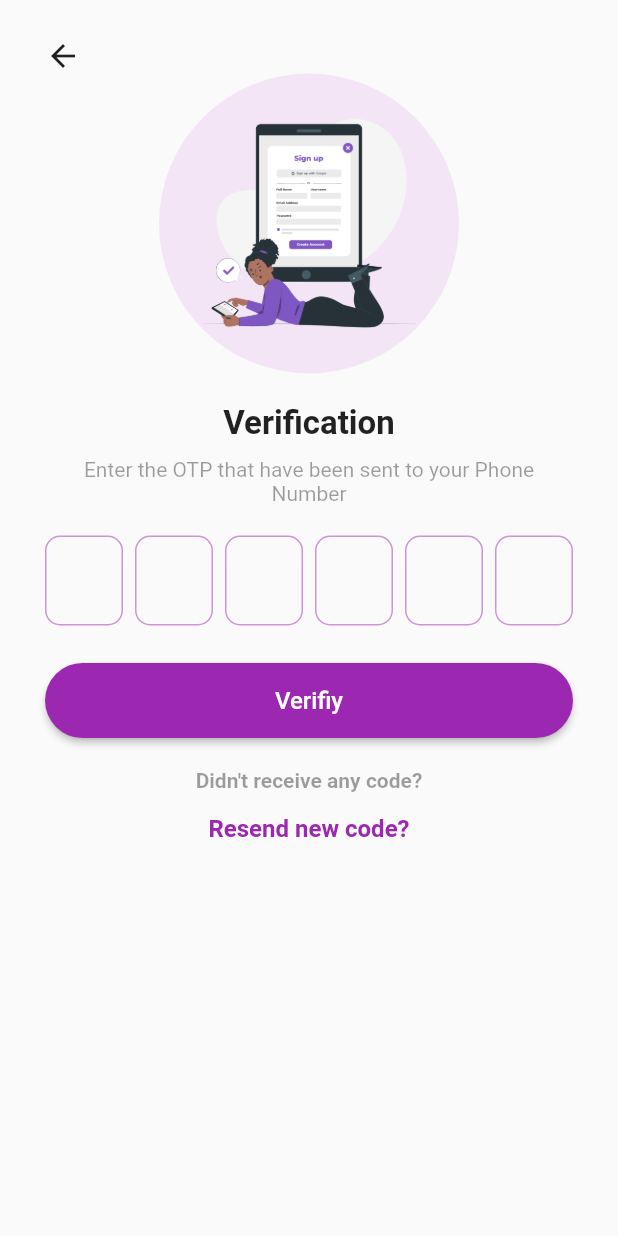
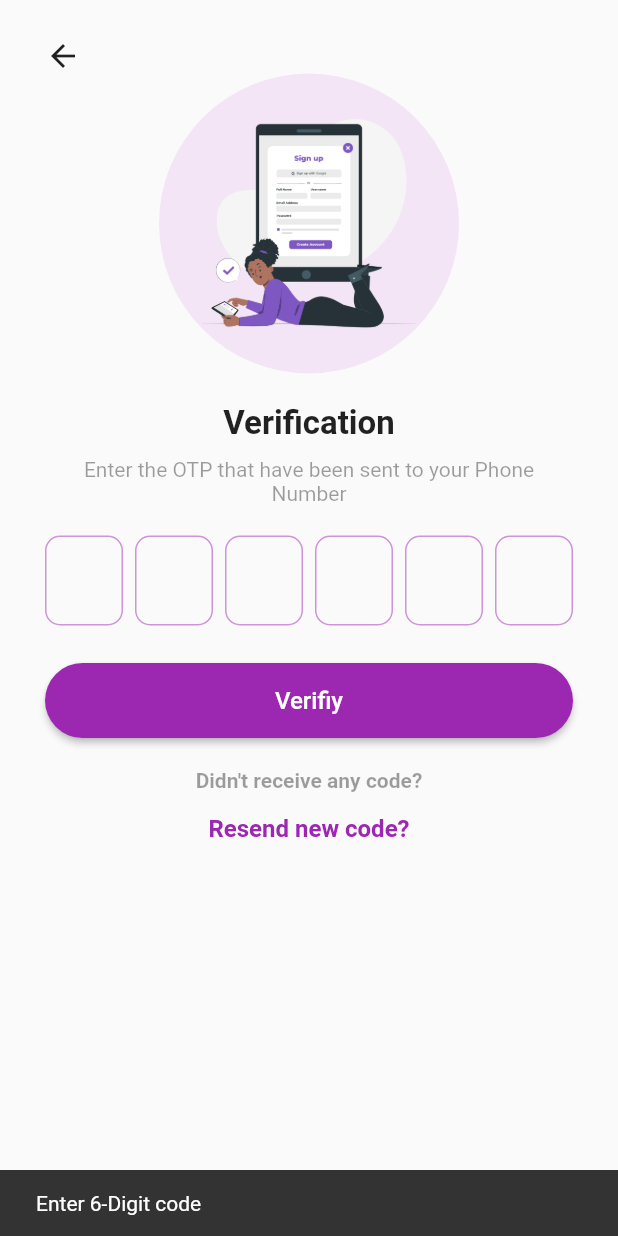
Before and after one commit to 3bdulra7manAmir/Firebase_App, a Flutter app: the OTPScreen screen opened directly with empty values, after a tap on "Verifiy", on a phone screen of 412 x 824 dp. Run offline on Flutter 3.47's test engine with Material 2 defaults, Android fonts, the phone set to English and light mode, and no system bars; drawn by our look-alikes of pinput; our stand-ins replace cloud_firestore, country_picker, firebase_auth, firebase_core, shared_preferences; accounts and stored records are empty.

```diff
--- a/lib/Screens/OTP_Screen.dart
+++ b/lib/Screens/OTP_Screen.dart
@@ -1,6 +1,10 @@
 import 'package:firebase/Widgets/CustomButton.dart';
+import 'package:firebase/utils/utils.dart';
 import 'package:flutter/material.dart';
 import 'package:pinput/pinput.dart';
+import 'package:provider/provider.dart';
+
+import '../provider/auth_provider.dart';
 
 class OTPScreen extends StatefulWidget {
   final String verificationId;
@@ -14,9 +18,17 @@ class _OTPScreenState extends State<OTPScreen> {
   String? otpCode;
   @override
   Widget build(BuildContext context) {
+    final isLoading =
+        Provider.of<AuthProvider>(context, listen: true).isLoading;
     return Scaffold(
         body: SafeArea(
-            child: Center(
+            child: isLoading == true
+                ? const Center(
+                    child: CircularProgressIndicator(
+                      color: Colors.purple,
+                    ),
+                  )
+                : Center(
                     child: Padding(
                         padding: const EdgeInsets.symmetric(
                             vertical: 25, horizontal: 30),
@@ -63,8 +75,8 @@ class _OTPScreenState extends State<OTPScreen> {
                                 height: 60,
                                 decoration: BoxDecoration(
                                     borderRadius: BorderRadius.circular(10),
-                                border:
-                                    Border.all(color: Colors.purple.shade200)),
+                                    border: Border.all(
+                                        color: Colors.purple.shade200)),
                                 textStyle: const TextStyle(
                                   fontSize: 20,
                                   fontWeight: FontWeight.w600,
@@ -82,7 +94,15 @@ class _OTPScreenState extends State<OTPScreen> {
                               width: MediaQuery.of(context).size.width,
                               height: 50,
                               child: CustomButton(
-                              text: ("Verifiy"), onPressed: () {})),
+                                  text: ("Verifiy"),
+                                  onPressed: () {
+                                    if (otpCode != null) {
+                                      verifiyOtp(context, otpCode!);
+                                    } else {
+                                      showSnakBar(
+                                          context, "Enter 6-Digit code");
+                                    }
+                                  })),
                           const SizedBox(
                             height: 20,
                           ),
@@ -106,10 +126,23 @@ class _OTPScreenState extends State<OTPScreen> {
                         ])))));
   }
 
-
 //verifiy OTP
-
-
-
-
+  void verifiyOtp(BuildContext context, String userOtp) {
+    final ap = Provider.of<AuthProvider>(context, listen: false);
+    ap.verifyOtp(
+      context: context,
+      verificationId: widget.verificationId,
+      userOtp: userOtp,
+      onSuccess: () {
+        //checking whether user exits in the db
+        ap.checkExistingUser().then((value) async {
+          if(value == true){
+            //user exists on our app
+          }else{
+            //new user
           }
+        });
+      },
+    );
+  }
+}
```
Lines whose indentation alone changed are shown as unchanged.
